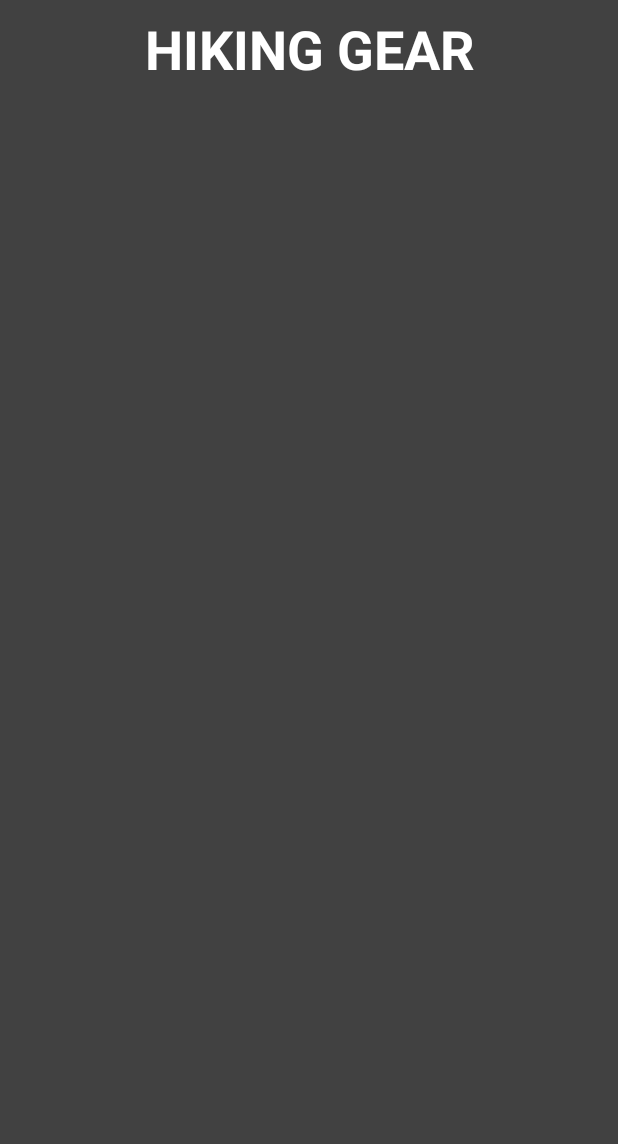
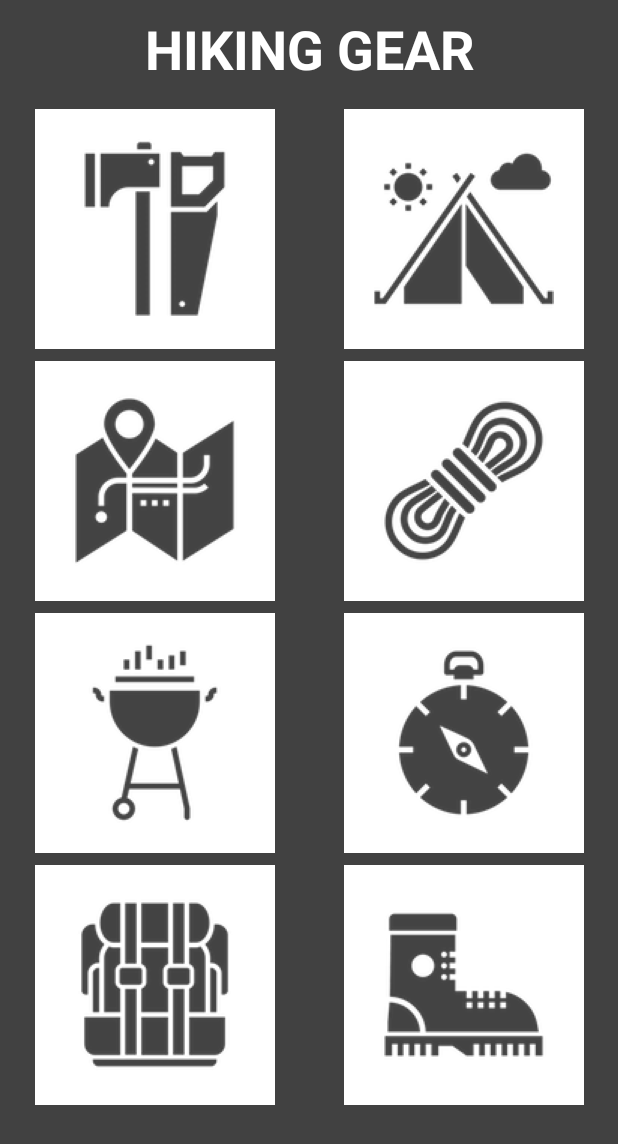
Before and after one commit to Braveheart22/TRAILguide, an Android app: the screen it shows after launch (CategoryItemsActivity), after a tap on "HIKING", on a phone screen of 412 x 824 dp. Shown: the top 1144 px of the screen. Run offline under Robolectric (Android 15) with nearby library versions, the phone set to English and light mode, and no system bars.

Commit message:
Category item activity displays data.

```diff
--- /dev/null
+++ b/app/src/main/java/com/johnstrack/trailguide/Adapter/ItemAdapter.kt
@@ -0,0 +1,39 @@
+package com.johnstrack.trailguide.Adapter
+
+import android.content.Context
+import android.support.v7.widget.RecyclerView
+import android.view.LayoutInflater
+import android.view.View
+import android.view.ViewGroup
+import android.widget.ImageView
+import com.johnstrack.trailguide.Model.Item
+import com.johnstrack.trailguide.R
+
+/**
+ * Created by John on 4/2/2018 at 3:45 PM.
+ */
+class ItemAdapter(private val context: Context, private val items: List<Item>): RecyclerView.Adapter<ItemAdapter.ItemHolder> () {
+
+    override fun onCreateViewHolder(parent: ViewGroup?, viewType: Int): ItemHolder {
+        val view = LayoutInflater.from(context).inflate(R.layout.category_item_item, parent, false)
+        return ItemHolder(view)
+    }
+
+    override fun getItemCount(): Int {
+        return items.count()
+    }
+
+    override fun onBindViewHolder(holder: ItemHolder?, position: Int) {
+        holder?.bindItem(items[position], context)
+    }
+
+    inner class ItemHolder(itemView: View?) : RecyclerView.ViewHolder(itemView) {
+
+        private val itemImage = itemView?.findViewById<ImageView>(R.id.itemImage)
+
+        fun bindItem(item: Item, context: Context) {
+            val resourceId = context.resources.getIdentifier(item.image, "drawable", context.packageName)
+            itemImage?.setImageResource(resourceId)
+        }
+    }
+}
--- a/app/src/main/java/com/johnstrack/trailguide/Adapter/ItemsAdapter.kt
+++ /dev/null
@@ -1,5 +0,0 @@
-package com.johnstrack.trailguide.Adapter
-
-/**
- * Created by John on 4/2/2018 at 3:42 PM.
- */
--- a/app/src/main/java/com/johnstrack/trailguide/Controller/CategoryItemsActivity.kt
+++ b/app/src/main/java/com/johnstrack/trailguide/Controller/CategoryItemsActivity.kt
@@ -2,17 +2,27 @@ package com.johnstrack.trailguide.Controller
 
 import android.os.Bundle
 import android.support.v7.app.AppCompatActivity
+import android.support.v7.widget.GridLayoutManager
+import com.johnstrack.trailguide.Adapter.ItemAdapter
 import com.johnstrack.trailguide.R
+import com.johnstrack.trailguide.Services.DataService
 import com.johnstrack.trailguide.Utilities.EXTRA_CATEGORY
-import kotlinx.android.synthetic.main.activity_main.*
+import kotlinx.android.synthetic.main.activity_category_items.*
 
 class CategoryItemsActivity : AppCompatActivity() {
+
+    lateinit var adapter: ItemAdapter
 
     override fun onCreate(savedInstanceState: Bundle?) {
         super.onCreate(savedInstanceState)
         setContentView(R.layout.activity_category_items)
 
         val categoryType = intent.getStringExtra(EXTRA_CATEGORY)
-        categoryItemText.text = "$categoryType GEAR"
+        itemText.text = "$categoryType GEAR"
+
+        adapter = ItemAdapter(this, DataService.getItems(categoryType))
+        val layoutManager = GridLayoutManager (this, 2)
+        itemListView.layoutManager = layoutManager
+        itemListView.adapter = adapter
     }
 }
--- a/app/src/main/res/layout/activity_category_items.xml
+++ b/app/src/main/res/layout/activity_category_items.xml
@@ -8,7 +8,7 @@
     tools:context=".Controller.CategoryItemsActivity">
 
     <TextView
-        android:id="@+id/categoryItemText"
+        android:id="@+id/itemText"
         android:layout_width="wrap_content"
         android:layout_height="wrap_content"
         android:layout_marginTop="8dp"
@@ -30,6 +30,6 @@
         app:layout_constraintBottom_toBottomOf="parent"
         app:layout_constraintEnd_toEndOf="parent"
         app:layout_constraintStart_toStartOf="parent"
-        app:layout_constraintTop_toBottomOf="@+id/categoryItemText" />
+        app:layout_constraintTop_toBottomOf="@+id/itemText" />
 
 </android.support.constraint.ConstraintLayout>
--- a/app/src/main/res/layout/activity_main.xml
+++ b/app/src/main/res/layout/activity_main.xml
@@ -8,7 +8,7 @@
     tools:context=".Controller.MainActivity">
 
     <TextView
-        android:id="@+id/categoryItemText"
+        android:id="@+id/itemText"
         android:layout_width="wrap_content"
         android:layout_height="wrap_content"
         android:layout_marginTop="8dp"
@@ -46,5 +46,5 @@
         app:layout_constraintBottom_toBottomOf="parent"
         app:layout_constraintEnd_toEndOf="parent"
         app:layout_constraintStart_toStartOf="parent"
-        app:layout_constraintTop_toBottomOf="@+id/categoryItemText" />
+        app:layout_constraintTop_toBottomOf="@+id/itemText" />
 </android.support.constraint.ConstraintLayout>
--- a/app/src/main/res/layout/category_item_item.xml
+++ b/app/src/main/res/layout/category_item_item.xml
@@ -6,7 +6,7 @@
     android:background="@color/colorPrimary">
 
     <ImageView
-        android:id="@+id/imageView2"
+        android:id="@+id/itemImage"
         android:layout_width="0dp"
         android:layout_height="wrap_content"
         android:layout_marginTop="8dp"
```
